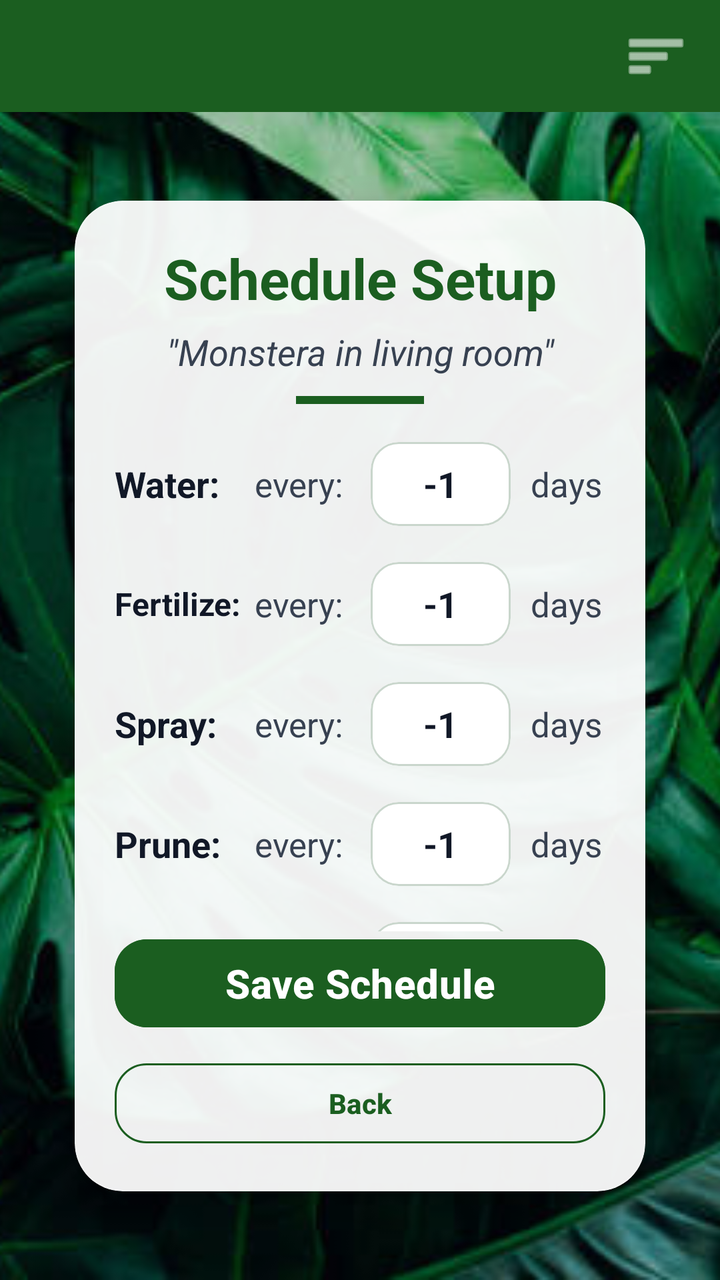
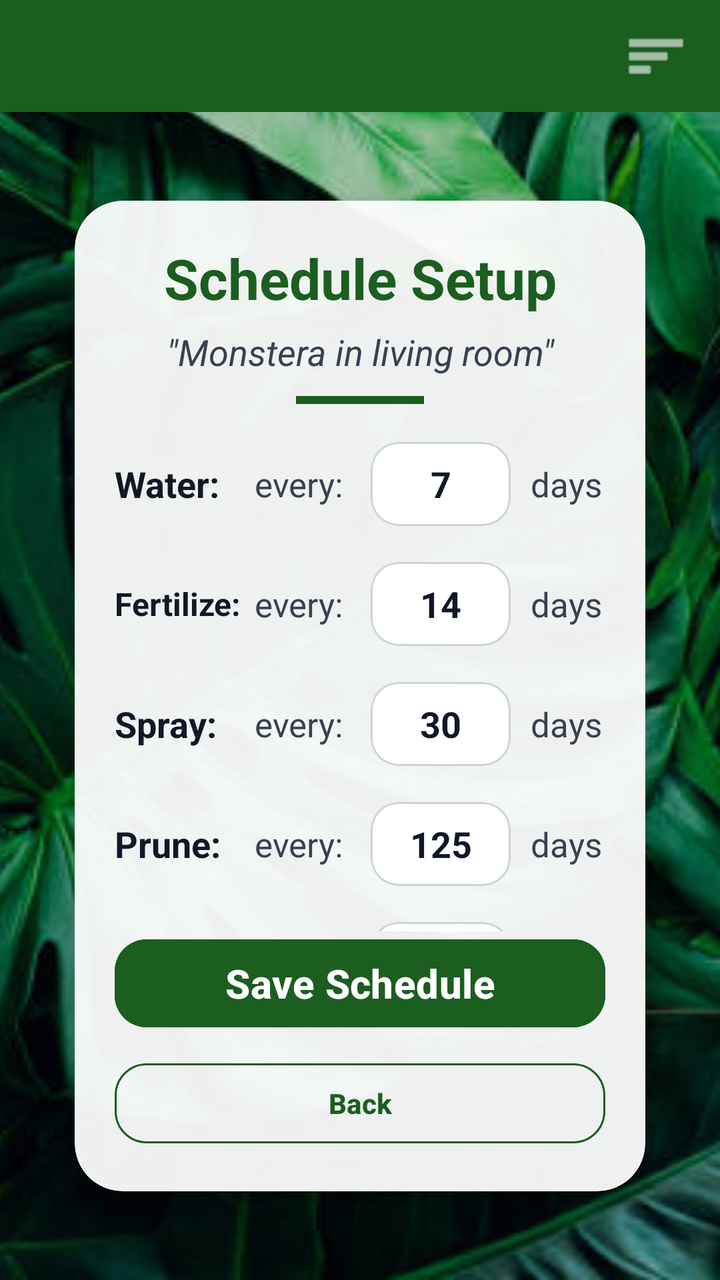

An Android layout rendered at two revisions. The XML below is the earlier revision; the diff shows what the commit changed to produce the second picture.
<!-- AndroidManifest.xml: application theme Theme.TASHTIT -->
<!-- res/layout/activity_schedule_setup.xml -->
<?xml version="1.0" encoding="utf-8"?>
<androidx.drawerlayout.widget.DrawerLayout xmlns:android="http://schemas.android.com/apk/res/android"
    xmlns:app="http://schemas.android.com/apk/res-auto"
    xmlns:tools="http://schemas.android.com/tools"
    android:id="@+id/main"
    android:layout_width="match_parent"
    android:layout_height="match_parent"
    tools:context=".ACTIVITIES.ScheduleSetupActivity">

    <androidx.constraintlayout.widget.ConstraintLayout
        android:id="@+id/contentLayout"
        android:layout_width="match_parent"
        android:layout_height="match_parent"
        android:fitsSystemWindows="true">

        <ImageView
            android:id="@+id/ivBackground"
            android:layout_width="0dp"
            android:layout_height="0dp"
            android:contentDescription="@null"
            android:scaleType="centerCrop"
            android:src="@drawable/leaves_bg"
            app:layout_constraintTop_toTopOf="parent"
            app:layout_constraintBottom_toBottomOf="parent"
            app:layout_constraintStart_toStartOf="parent"
            app:layout_constraintEnd_toEndOf="parent" />

        <View
            android:id="@+id/bgScrim"
            android:layout_width="0dp"
            android:layout_height="0dp"
            android:background="#26000000"
            app:layout_constraintTop_toTopOf="parent"
            app:layout_constraintBottom_toBottomOf="parent"
            app:layout_constraintStart_toStartOf="parent"
            app:layout_constraintEnd_toEndOf="parent" />

        <com.google.android.material.appbar.MaterialToolbar
            android:id="@+id/topBar"
            android:layout_width="0dp"
            android:layout_height="56dp"
            android:background="#1B5E20"
            app:title=""
            app:layout_constraintTop_toTopOf="parent"
            app:layout_constraintStart_toStartOf="parent"
            app:layout_constraintEnd_toEndOf="parent" />

        <ImageButton
            android:id="@+id/btnMenu"
            android:layout_width="44dp"
            android:layout_height="44dp"
            android:layout_marginEnd="10dp"
            android:background="?attr/selectableItemBackgroundBorderless"
            android:contentDescription="Open menu"
            android:padding="8dp"
            android:src="@android:drawable/ic_menu_sort_by_size"
            app:layout_constraintTop_toTopOf="@id/topBar"
            app:layout_constraintBottom_toBottomOf="@id/topBar"
            app:layout_constraintEnd_toEndOf="@id/topBar"
            app:tint="#FFFFFF" />

        <com.google.android.material.card.MaterialCardView
            android:id="@+id/cardSchedule"
            android:layout_width="0dp"
            android:layout_height="0dp"
            android:layout_marginStart="20dp"
            android:layout_marginEnd="20dp"
            android:layout_marginTop="22dp"
            android:layout_marginBottom="22dp"
            app:cardCornerRadius="24dp"
            app:cardElevation="10dp"
            app:cardUseCompatPadding="true"
            app:cardBackgroundColor="#EFFFFFFF"
            app:strokeColor="#22FFFFFF"
            app:strokeWidth="1dp"
            app:layout_constraintTop_toBottomOf="@id/topBar"
            app:layout_constraintBottom_toBottomOf="parent"
            app:layout_constraintStart_toStartOf="parent"
            app:layout_constraintEnd_toEndOf="parent">

            <LinearLayout
                android:layout_width="match_parent"
                android:layout_height="match_parent"
                android:orientation="vertical"
                android:padding="20dp">

                <TextView
                    android:id="@+id/tvScreenTitle"
                    android:layout_width="match_parent"
                    android:layout_height="wrap_content"
                    android:text="Schedule Setup"
                    android:textAlignment="center"
                    android:textColor="#1B5E20"
                    android:textSize="28sp"
                    android:textStyle="bold" />

                <TextView
                    android:id="@+id/tvPlantNickname"
                    android:layout_width="match_parent"
                    android:layout_height="wrap_content"
                    android:layout_marginTop="6dp"
                    android:text="&quot;Monstera in living room&quot;"
                    android:textAlignment="center"
                    android:textColor="#374151"
                    android:textSize="18sp"
                    android:textStyle="italic" />

                <View
                    android:layout_width="64dp"
                    android:layout_height="4dp"
                    android:layout_gravity="center_horizontal"
                    android:layout_marginTop="10dp"
                    android:background="#1B5E20" />

                <View
                    android:layout_width="match_parent"
                    android:layout_height="16dp" />

                <androidx.core.widget.NestedScrollView
                    android:id="@+id/scrollRoot"
                    android:layout_width="match_parent"
                    android:layout_height="0dp"
                    android:layout_weight="1"
                    android:clipToPadding="false"
                    android:fillViewport="true"
                    android:overScrollMode="never">

                    <LinearLayout
                        android:layout_width="match_parent"
                        android:layout_height="wrap_content"
                        android:orientation="vertical">

                        <LinearLayout
                            android:layout_width="match_parent"
                            android:layout_height="wrap_content"
                            android:gravity="center_vertical"
                            android:orientation="horizontal">

                            <TextView
                                android:layout_width="70dp"
                                android:layout_height="wrap_content"
                                android:text="Water:"
                                android:textColor="#111827"
                                android:textSize="18sp"
                                android:textStyle="bold" />

                            <TextView
                                android:layout_width="50dp"
                                android:layout_height="wrap_content"
                                android:text="every:"
                                android:textColor="#374151"
                                android:textSize="17sp" />

                            <com.google.android.material.card.MaterialCardView
                                android:layout_width="70dp"
                                android:layout_height="42dp"
                                android:layout_marginStart="8dp"
                                app:cardCornerRadius="14dp"
                                app:cardElevation="0dp"
                                app:cardBackgroundColor="#F8FFFFFF"
                                app:strokeColor="#C9D6CC"
                                app:strokeWidth="1dp">

                                <EditText
                                    android:id="@+id/etWaterDays"
                                    android:layout_width="match_parent"
                                    android:layout_height="match_parent"
                                    android:background="@android:color/transparent"
                                    android:gravity="center"
                                    android:inputType="number"
                                    android:text="-1"
                                    android:textColor="#111827"
                                    android:textSize="18sp"
                                    android:textStyle="bold" />
                            </com.google.android.material.card.MaterialCardView>

                            <TextView
                                android:layout_width="wrap_content"
                                android:layout_height="wrap_content"
                                android:layout_marginStart="10dp"
                                android:text="days"
                                android:textColor="#374151"
                                android:textSize="17sp" />

                            <CheckBox
                                android:id="@+id/cbWater"
                                android:layout_width="wrap_content"
                                android:layout_height="wrap_content"
                                android:layout_marginStart="10dp"
                                android:checked="true"
                                app:buttonTint="#1B5E20" />
                        </LinearLayout>

                        <View
                            android:layout_width="match_parent"
                            android:layout_height="12dp" />

                        <LinearLayout
                            android:layout_width="match_parent"
                            android:layout_height="wrap_content"
                            android:gravity="center_vertical"
                            android:orientation="horizontal">

                            <TextView
                                android:layout_width="70dp"
                                android:layout_height="wrap_content"
                                android:text="Fertilize:"
                                android:textColor="#111827"
                                android:textSize="16sp"
                                android:textStyle="bold" />

                            <TextView
                                android:layout_width="50dp"
                                android:layout_height="wrap_content"
                                android:text="every:"
                                android:textColor="#374151"
                                android:textSize="17sp" />

                            <com.google.android.material.card.MaterialCardView
                                android:layout_width="70dp"
                                android:layout_height="42dp"
                                android:layout_marginStart="8dp"
                                app:cardCornerRadius="14dp"
                                app:cardElevation="0dp"
                                app:cardBackgroundColor="#F8FFFFFF"
                                app:strokeColor="#C9D6CC"
                                app:strokeWidth="1dp">

                                <EditText
                                    android:id="@+id/etFertilizeDays"
                                    android:layout_width="match_parent"
                                    android:layout_height="match_parent"
                                    android:background="@android:color/transparent"
                                    android:gravity="center"
                                    android:inputType="number"
                                    android:text="-1"
                                    android:textColor="#111827"
                                    android:textSize="18sp"
                                    android:textStyle="bold" />
                            </com.google.android.material.card.MaterialCardView>

                            <TextView
                                android:layout_width="wrap_content"
                                android:layout_height="wrap_content"
                                android:layout_marginStart="10dp"
                                android:text="days"
                                android:textColor="#374151"
                                android:textSize="17sp" />

                            <CheckBox
                                android:id="@+id/cbFertilize"
                                android:layout_width="wrap_content"
                                android:layout_height="wrap_content"
                                android:layout_marginStart="10dp"
                                android:checked="true"
                                app:buttonTint="#1B5E20" />
                        </LinearLayout>

                        <View
                            android:layout_width="match_parent"
                            android:layout_height="12dp" />

                        <LinearLayout
                            android:layout_width="match_parent"
                            android:layout_height="wrap_content"
                            android:gravity="center_vertical"
                            android:orientation="horizontal">

                            <TextView
                                android:layout_width="70dp"
                                android:layout_height="wrap_content"
                                android:text="Spray:"
                                android:textColor="#111827"
                                android:textSize="18sp"
                                android:textStyle="bold" />

                            <TextView
                                android:layout_width="50dp"
                                android:layout_height="wrap_content"
                                android:text="every:"
                                android:textColor="#374151"
                                android:textSize="17sp" />

                            <com.google.android.material.card.MaterialCardView
                                android:layout_width="70dp"
                                android:layout_height="42dp"
                                android:layout_marginStart="8dp"
                                app:cardCornerRadius="14dp"
                                app:cardElevation="0dp"
                                app:cardBackgroundColor="#F8FFFFFF"
                                app:strokeColor="#C9D6CC"
                                app:strokeWidth="1dp">

                                <EditText
                                    android:id="@+id/etSprayDays"
                                    android:layout_width="match_parent"
                                    android:layout_height="match_parent"
                                    android:background="@android:color/transparent"
                                    android:gravity="center"
                                    android:inputType="number"
                                    android:text="-1"
                                    android:textColor="#111827"
                                    android:textSize="18sp"
                                    android:textStyle="bold" />
                            </com.google.android.material.card.MaterialCardView>

                            <TextView
                                android:layout_width="wrap_content"
                                android:layout_height="wrap_content"
                                android:layout_marginStart="10dp"
                                android:text="days"
                                android:textColor="#374151"
                                android:textSize="17sp" />

                            <CheckBox
                                android:id="@+id/cbSpray"
                                android:layout_width="wrap_content"
                                android:layout_height="wrap_content"
                                android:layout_marginStart="10dp"
                                android:checked="false"
                                app:buttonTint="#1B5E20" />
                        </LinearLayout>

                        <View
                            android:layout_width="match_parent"
                            android:layout_height="12dp" />

                        <LinearLayout
                            android:layout_width="match_parent"
                            android:layout_height="wrap_content"
                            android:gravity="center_vertical"
                            android:orientation="horizontal">

                            <TextView
                                android:layout_width="70dp"
                                android:layout_height="wrap_content"
                                android:text="Prune:"
                                android:textColor="#111827"
                                android:textSize="18sp"
                                android:textStyle="bold" />

                            <TextView
                                android:layout_width="50dp"
                                android:layout_height="wrap_content"
                                android:text="every:"
                                android:textColor="#374151"
                                android:textSize="17sp" />

                            <com.google.android.material.card.MaterialCardView
                                android:layout_width="70dp"
                                android:layout_height="42dp"
                                android:layout_marginStart="8dp"
                                app:cardCornerRadius="14dp"
                                app:cardElevation="0dp"
                                app:cardBackgroundColor="#F8FFFFFF"
                                app:strokeColor="#C9D6CC"
                                app:strokeWidth="1dp">

                                <EditText
                                    android:id="@+id/etPruneDays"
                                    android:layout_width="match_parent"
                                    android:layout_height="match_parent"
                                    android:background="@android:color/transparent"
                                    android:gravity="center"
                                    android:inputType="number"
                                    android:text="-1"
                                    android:textColor="#111827"
                                    android:textSize="18sp"
                                    android:textStyle="bold" />
                            </com.google.android.material.card.MaterialCardView>

                            <TextView
                                android:layout_width="wrap_content"
                                android:layout_height="wrap_content"
                                android:layout_marginStart="10dp"
                                android:text="days"
                                android:textColor="#374151"
                                android:textSize="17sp" />

                            <CheckBox
                                android:id="@+id/cbPrune"
                                android:layout_width="wrap_content"
                                android:layout_height="wrap_content"
                                android:layout_marginStart="10dp"
                                android:checked="false"
                                app:buttonTint="#1B5E20" />
                        </LinearLayout>

                        <View
                            android:layout_width="match_parent"
                            android:layout_height="12dp" />

                        <LinearLayout
                            android:layout_width="match_parent"
                            android:layout_height="wrap_content"
                            android:gravity="center_vertical"
                            android:orientation="horizontal">

                            <TextView
                                android:layout_width="70dp"
                                android:layout_height="wrap_content"
                                android:text="Repot:"
                                android:textColor="#111827"
                                android:textSize="18sp"
                                android:textStyle="bold" />

                            <TextView
                                android:layout_width="50dp"
                                android:layout_height="wrap_content"
                                android:text="every:"
                                android:textColor="#374151"
                                android:textSize="17sp" />

                            <com.google.android.material.card.MaterialCardView
                                android:layout_width="70dp"
                                android:layout_height="42dp"
                                android:layout_marginStart="8dp"
                                app:cardCornerRadius="14dp"
                                app:cardElevation="0dp"
                                app:cardBackgroundColor="#F8FFFFFF"
                                app:strokeColor="#C9D6CC"
                                app:strokeWidth="1dp">

                                <EditText
                                    android:id="@+id/etRepotDays"
                                    android:layout_width="match_parent"
                                    android:layout_height="match_parent"
                                    android:background="@android:color/transparent"
                                    android:gravity="center"
                                    android:inputType="number"
                                    android:text="-1"
                                    android:textColor="#111827"
                                    android:textSize="18sp"
                                    android:textStyle="bold" />
                            </com.google.android.material.card.MaterialCardView>

                            <TextView
                                android:layout_width="wrap_content"
                                android:layout_height="wrap_content"
                                android:layout_marginStart="10dp"
                                android:text="days"
                                android:textColor="#374151"
                                android:textSize="17sp" />

                            <CheckBox
                                android:id="@+id/cbRepot"
                                android:layout_width="wrap_content"
                                android:layout_height="wrap_content"
                                android:layout_marginStart="10dp"
                                android:checked="true"
                                app:buttonTint="#1B5E20" />
                        </LinearLayout>

                        <View
                            android:layout_width="match_parent"
                            android:layout_height="18dp" />

                        <TextView
                            android:id="@+id/tvLightTitle"
                            android:layout_width="match_parent"
                            android:layout_height="wrap_content"
                            android:text="Light"
                            android:textColor="#111827"
                            android:textSize="18sp"
                            android:textStyle="bold" />

                        <com.google.android.material.card.MaterialCardView
                            android:id="@+id/cardLight"
                            android:layout_width="match_parent"
                            android:layout_height="46dp"
                            android:layout_marginTop="8dp"
                            app:cardCornerRadius="16dp"
                            app:cardElevation="0dp"
                            app:cardBackgroundColor="#F8FFFFFF"
                            app:strokeColor="#C9D6CC"
                            app:strokeWidth="1dp">

                            <TextView
                                android:id="@+id/tvLightValue"
                                android:layout_width="match_parent"
                                android:layout_height="match_parent"
                                android:gravity="center"
                                android:text="-"
                                android:textColor="#111827"
                                android:textSize="18sp"
                                android:textStyle="bold" />
                        </com.google.android.material.card.MaterialCardView>

                        <View
                            android:layout_width="match_parent"
                            android:layout_height="18dp" />

                        <TextView
                            android:id="@+id/tvStartDateTitle"
                            android:layout_width="match_parent"
                            android:layout_height="wrap_content"
                            android:text="Start at"
                            android:textColor="#111827"
                            android:textSize="18sp"
                            android:textStyle="bold" />

                        <com.google.android.material.card.MaterialCardView
                            android:id="@+id/cardStartDate"
                            android:layout_width="match_parent"
                            android:layout_height="46dp"
                            android:layout_marginTop="8dp"
                            app:cardCornerRadius="16dp"
                            app:cardElevation="0dp"
                            app:cardBackgroundColor="#F8FFFFFF"
                            app:strokeColor="#C9D6CC"
                            app:strokeWidth="1dp">

                            <TextView
                                android:id="@+id/tvStartDate"
                                android:layout_width="match_parent"
                                android:layout_height="match_parent"
                                android:gravity="center_vertical"
                                android:hint="Tap to choose a date"
                                android:paddingStart="14dp"
                                android:paddingEnd="14dp"
                                android:textColor="#111827"
                                android:textSize="18sp" />
                        </com.google.android.material.card.MaterialCardView>

                        <View
                            android:layout_width="match_parent"
                            android:layout_height="20dp" />

                    </LinearLayout>
                </androidx.core.widget.NestedScrollView>

                <LinearLayout
                    android:layout_width="match_parent"
                    android:layout_height="wrap_content"
                    android:orientation="vertical">

                    <com.google.android.material.button.MaterialButton
                        android:id="@+id/btnSaveSchedule"
                        android:layout_width="match_parent"
                        android:layout_height="52dp"
                        android:text="Save Schedule"
                        android:textAllCaps="false"
                        android:textColor="#FFFFFF"
                        android:textSize="20sp"
                        android:textStyle="bold"
                        android:backgroundTint="#1B5E20"
                        app:cornerRadius="16dp" />

                    <View
                        android:layout_width="match_parent"
                        android:layout_height="10dp" />

                    <com.google.android.material.button.MaterialButton
                        android:id="@+id/btnBack"
                        style="@style/Widget.Material3.Button.OutlinedButton"
                        android:layout_width="match_parent"
                        android:layout_height="48dp"
                        android:text="Back"
                        android:textAllCaps="false"
                        android:textColor="#1B5E20"
                        android:textStyle="bold"
                        app:cornerRadius="16dp"
                        app:strokeColor="#1B5E20"
                        app:strokeWidth="1dp" />
                </LinearLayout>

            </LinearLayout>
        </com.google.android.material.card.MaterialCardView>

    </androidx.constraintlayout.widget.ConstraintLayout>

    <LinearLayout
        android:id="@+id/drawerMenu"
        android:layout_width="280dp"
        android:layout_height="match_parent"
        android:layout_gravity="end"
        android:orientation="vertical"
        android:background="#FFFFFF"
        android:paddingTop="22dp"
        android:paddingBottom="22dp"
        android:elevation="12dp">

        <TextView
            android:id="@+id/tvDrawerTitle"
            android:layout_width="match_parent"
            android:layout_height="wrap_content"
            android:text="Menu"
            android:textStyle="bold"
            android:textSize="20sp"
            android:textColor="#1B5E20"
            android:paddingStart="22dp"
            android:paddingEnd="22dp"
            android:paddingBottom="18dp" />

        <TextView
            android:id="@+id/navMyPlants"
            android:layout_width="match_parent"
            android:layout_height="wrap_content"
            android:text="My plants"
            android:textSize="18sp"
            android:textColor="#1F2937"
            android:paddingStart="22dp"
            android:paddingEnd="22dp"
            android:paddingTop="14dp"
            android:paddingBottom="14dp"
            android:background="?attr/selectableItemBackground" />

        <TextView
            android:id="@+id/navCalendar"
            android:layout_width="match_parent"
            android:layout_height="wrap_content"
            android:text="Calender"
            android:textSize="18sp"
            android:textColor="#1F2937"
            android:paddingStart="22dp"
            android:paddingEnd="22dp"
            android:paddingTop="14dp"
            android:paddingBottom="14dp"
            android:background="?attr/selectableItemBackground" />

        <TextView
            android:id="@+id/navSettings"
            android:layout_width="match_parent"
            android:layout_height="wrap_content"
            android:text="Settings"
            android:textSize="18sp"
            android:textColor="#1F2937"
            android:paddingStart="22dp"
            android:paddingEnd="22dp"
            android:paddingTop="14dp"
            android:paddingBottom="14dp"
            android:background="?attr/selectableItemBackground" />

        <TextView
            android:id="@+id/navGuides"
            android:layout_width="match_parent"
            android:layout_height="wrap_content"
            android:text="Guides"
            android:textSize="18sp"
            android:textColor="#1F2937"
            android:paddingStart="22dp"
            android:paddingEnd="22dp"
            android:paddingTop="14dp"
            android:paddingBottom="14dp"
            android:background="?attr/selectableItemBackground" />

        <TextView
            android:id="@+id/navAi"
            android:layout_width="match_parent"
            android:layout_height="wrap_content"
            android:text="AI"
            android:textSize="18sp"
            android:textColor="#1F2937"
            android:paddingStart="22dp"
            android:paddingEnd="22dp"
            android:paddingTop="14dp"
            android:paddingBottom="14dp"
            android:background="?attr/selectableItemBackground" />

        <TextView
            android:id="@+id/navLogout"
            android:layout_width="match_parent"
            android:layout_height="wrap_content"
            android:text="Logout"
            android:textSize="18sp"
            android:textColor="#D32F2F"
            android:paddingStart="22dp"
            android:paddingEnd="22dp"
            android:paddingTop="14dp"
            android:paddingBottom="14dp"
            android:background="?attr/selectableItemBackground" />

    </LinearLayout>

</androidx.drawerlayout.widget.DrawerLayout>
<!-- resources referenced by this layout -->
<resources>
  <!-- drawable leaves_bg: png bitmap (drawable, 557002 bytes) -->
  <style name="Theme.TASHTIT" parent="Base.Theme.TASHTIT" />
  <style name="Base.Theme.TASHTIT" parent="Theme.Material3.DayNight.NoActionBar">
          
          
  
          
          <item name="android:windowIsTranslucent">true</item>
  
      </style>
</resources>

<!-- the commit's change to res/layout/activity_schedule_setup.xml (unified diff, before → after) -->
@@ -168,7 +168,7 @@
                                     android:background="@android:color/transparent"
                                     android:gravity="center"
                                     android:inputType="number"
-                                    android:text="-1"
+                                    android:text="7"
                                     android:textColor="#111827"
                                     android:textSize="18sp"
                                     android:textStyle="bold" />
@@ -233,7 +233,7 @@
                                     android:background="@android:color/transparent"
                                     android:gravity="center"
                                     android:inputType="number"
-                                    android:text="-1"
+                                    android:text="14"
                                     android:textColor="#111827"
                                     android:textSize="18sp"
                                     android:textStyle="bold" />
@@ -298,7 +298,7 @@
                                     android:background="@android:color/transparent"
                                     android:gravity="center"
                                     android:inputType="number"
-                                    android:text="-1"
+                                    android:text="30"
                                     android:textColor="#111827"
                                     android:textSize="18sp"
                                     android:textStyle="bold" />
@@ -363,7 +363,7 @@
                                     android:background="@android:color/transparent"
                                     android:gravity="center"
                                     android:inputType="number"
-                                    android:text="-1"
+                                    android:text="125"
                                     android:textColor="#111827"
                                     android:textSize="18sp"
                                     android:textStyle="bold" />
@@ -428,7 +428,7 @@
                                     android:background="@android:color/transparent"
                                     android:gravity="center"
                                     android:inputType="number"
-                                    android:text="-1"
+                                    android:text="345"
                                     android:textColor="#111827"
                                     android:textSize="18sp"
                                     android:textStyle="bold" />
